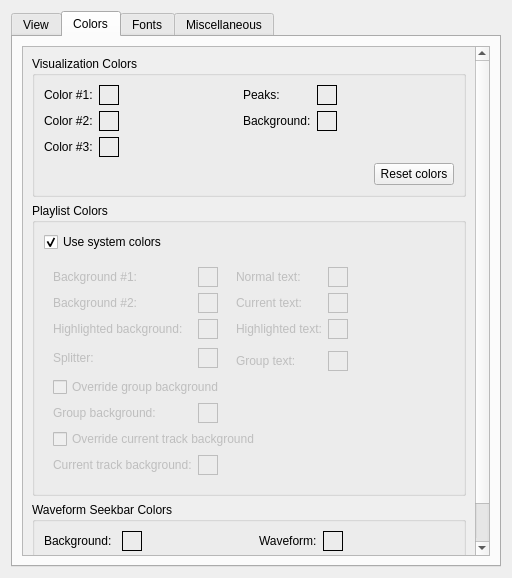
Old version of the form src/plugins/Ui/qsui/forms/qsuisettings.ui in the repository prinsbert/qmmp-dev.
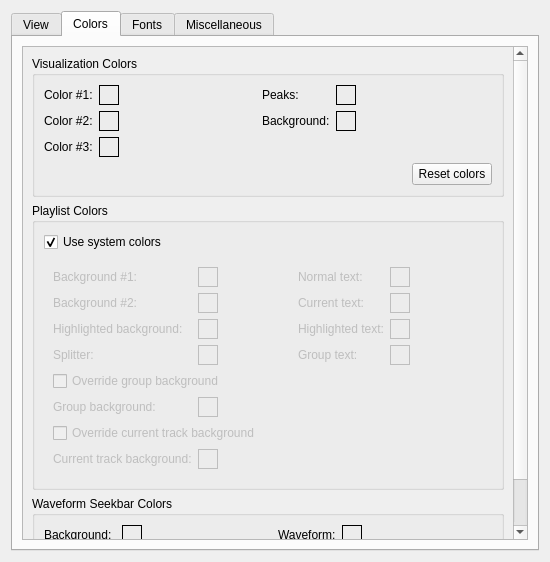
New version of the form. The open tabs and pages were chosen to show the change. Custom widgets are drawn as their Qt base class.

Commit message: qsui: fixed settings form layout

Patch:
```diff
--- a/src/plugins/Ui/qsui/forms/qsuisettings.ui
+++ b/src/plugins/Ui/qsui/forms/qsuisettings.ui
@@ -6,8 +6,8 @@
    <rect>
     <x>0</x>
     <y>0</y>
-    <width>512</width>
-    <height>578</height>
+    <width>550</width>
+    <height>562</height>
    </rect>
   </property>
   <property name="windowTitle">
@@ -194,9 +194,9 @@
           <property name="geometry">
            <rect>
             <x>0</x>
-            <y>0</y>
-            <width>454</width>
-            <height>535</height>
+            <y>-17</y>
+            <width>488</width>
+            <height>555</height>
            </rect>
           </property>
           <layout class="QVBoxLayout" name="verticalLayout_9">
@@ -460,177 +460,13 @@
                  <bool>false</bool>
                 </property>
                 <layout class="QGridLayout" name="gridLayout_2">
-                 <item row="4" column="6">
-                  <widget class="ColorWidget" name="plGrTextColor">
-                   <property name="sizePolicy">
-                    <sizepolicy hsizetype="Fixed" vsizetype="Fixed">
-                     <horstretch>0</horstretch>
-                     <verstretch>0</verstretch>
-                    </sizepolicy>
-                   </property>
-                   <property name="minimumSize">
-                    <size>
-                     <width>20</width>
-                     <height>20</height>
-                    </size>
-                   </property>
-                   <property name="frameShape">
-                    <enum>QFrame::Box</enum>
-                   </property>
-                   <property name="frameShadow">
-                    <enum>QFrame::Plain</enum>
-                   </property>
-                  </widget>
-                 </item>
-                 <item row="2" column="1">
-                  <widget class="ColorWidget" name="plHlColor">
-                   <property name="sizePolicy">
-                    <sizepolicy hsizetype="Fixed" vsizetype="Fixed">
-                     <horstretch>0</horstretch>
-                     <verstretch>0</verstretch>
-                    </sizepolicy>
-                   </property>
-                   <property name="minimumSize">
-                    <size>
-                     <width>20</width>
-                     <height>20</height>
-                    </size>
-                   </property>
-                   <property name="maximumSize">
-                    <size>
-                     <width>20</width>
-                     <height>20</height>
-                    </size>
-                   </property>
-                   <property name="frameShape">
-                    <enum>QFrame::Box</enum>
-                   </property>
-                  </widget>
-                 </item>
-                 <item row="8" column="1">
-                  <widget class="ColorWidget" name="plCurrentTrackBgColor">
-                   <property name="enabled">
-                    <bool>false</bool>
-                   </property>
-                   <property name="sizePolicy">
-                    <sizepolicy hsizetype="Fixed" vsizetype="Fixed">
-                     <horstretch>0</horstretch>
-                     <verstretch>0</verstretch>
-                    </sizepolicy>
-                   </property>
-                   <property name="minimumSize">
-                    <size>
-                     <width>20</width>
-                     <height>20</height>
-                    </size>
-                   </property>
-                   <property name="frameShape">
-                    <enum>QFrame::Box</enum>
-                   </property>
-                   <property name="frameShadow">
-                    <enum>QFrame::Plain</enum>
-                   </property>
-                  </widget>
-                 </item>
-                 <item row="2" column="6">
-                  <widget class="ColorWidget" name="plTextHlCurrentColor">
-                   <property name="sizePolicy">
-                    <sizepolicy hsizetype="Fixed" vsizetype="Fixed">
-                     <horstretch>0</horstretch>
-                     <verstretch>0</verstretch>
-                    </sizepolicy>
-                   </property>
-                   <property name="minimumSize">
-                    <size>
-                     <width>20</width>
-                     <height>20</height>
-                    </size>
-                   </property>
-                   <property name="maximumSize">
-                    <size>
-                     <width>20</width>
-                     <height>20</height>
-                    </size>
-                   </property>
-                   <property name="frameShape">
-                    <enum>QFrame::Box</enum>
-                   </property>
-                   <property name="frameShadow">
-                    <enum>QFrame::Plain</enum>
-                   </property>
-                  </widget>
-                 </item>
-                 <item row="1" column="6">
-                  <widget class="ColorWidget" name="plTextCurrentColor">
-                   <property name="sizePolicy">
-                    <sizepolicy hsizetype="Fixed" vsizetype="Fixed">
-                     <horstretch>0</horstretch>
-                     <verstretch>0</verstretch>
-                    </sizepolicy>
-                   </property>
-                   <property name="minimumSize">
-                    <size>
-                     <width>20</width>
-                     <height>20</height>
-                    </size>
-                   </property>
-                   <property name="maximumSize">
-                    <size>
-                     <width>20</width>
-                     <height>20</height>
-                    </size>
-                   </property>
-                   <property name="frameShape">
-                    <enum>QFrame::Box</enum>
-                   </property>
-                  </widget>
-                 </item>
-                 <item row="0" column="2" rowspan="5" colspan="2">
-                  <spacer name="horizontalSpacer_5">
-                   <property name="orientation">
-                    <enum>Qt::Horizontal</enum>
-                   </property>
-                   <property name="sizeHint" stdset="0">
-                    <size>
-                     <width>40</width>
-                     <height>43</height>
-                    </size>
-                   </property>
-                  </spacer>
-                 </item>
-                 <item row="0" column="7" rowspan="5">
-                  <spacer name="horizontalSpacer_6">
-                   <property name="orientation">
-                    <enum>Qt::Horizontal</enum>
-                   </property>
-                   <property name="sizeHint" stdset="0">
-                    <size>
-                     <width>66</width>
-                     <height>68</height>
-                    </size>
-                   </property>
-                  </spacer>
-                 </item>
-                 <item row="1" column="0">
-                  <widget class="QLabel" name="label_8">
+                 <item row="0" column="0">
+                  <widget class="QLabel" name="label_7">
                    <property name="text">
-                    <string>Background #2:</string>
+                    <string>Background #1:</string>
                    </property>
                   </widget>
                  </item>
-                 <item row="8" column="4" colspan="4">
-                  <spacer name="horizontalSpacer_10">
-                   <property name="orientation">
-                    <enum>Qt::Horizontal</enum>
-                   </property>
-                   <property name="sizeHint" stdset="0">
-                    <size>
-                     <width>189</width>
-                     <height>20</height>
-                    </size>
-                   </property>
-                  </spacer>
-                 </item>
                  <item row="0" column="1">
                   <widget class="ColorWidget" name="plBg1Color">
                    <property name="sizePolicy">
@@ -656,22 +492,15 @@
                    </property>
                   </widget>
                  </item>
-                 <item row="2" column="0">
-                  <widget class="QLabel" name="label_9">
-                   <property name="text">
-                    <string>Highlighted background:</string>
-                   </property>
-                  </widget>
-                 </item>
-                 <item row="0" column="4" colspan="2">
+                 <item row="0" column="3">
                   <widget class="QLabel" name="label_10">
                    <property name="text">
                     <string>Normal text:</string>
                    </property>
                   </widget>
                  </item>
-                 <item row="3" column="1" rowspan="2">
-                  <widget class="ColorWidget" name="plSplitterColor">
+                 <item row="0" column="4">
+                  <widget class="ColorWidget" name="plTextNormalColor">
                    <property name="sizePolicy">
                     <sizepolicy hsizetype="Fixed" vsizetype="Fixed">
                      <horstretch>0</horstretch>
@@ -690,42 +519,248 @@
                      <height>20</height>
                     </size>
                    </property>
-                   <property name="baseSize">
-                    <size>
-                     <width>20</width>
-                     <height>20</height>
-                    </size>
-                   </property>
                    <property name="frameShape">
                     <enum>QFrame::Box</enum>
                    </property>
-                   <property name="frameShadow">
-                    <enum>QFrame::Plain</enum>
-                   </property>
                   </widget>
                  </item>
-                 <item row="3" column="0" rowspan="2">
-                  <widget class="QLabel" name="label_19">
+                 <item row="1" column="0">
+                  <widget class="QLabel" name="label_8">
                    <property name="text">
-                    <string>Splitter:</string>
+                    <string>Background #2:</string>
                    </property>
                   </widget>
                  </item>
-                 <item row="1" column="4" colspan="2">
+                 <item row="1" column="1">
+                  <widget class="ColorWidget" name="plBg2Color">
+                   <property name="sizePolicy">
+                    <sizepolicy hsizetype="Fixed" vsizetype="Fixed">
+                     <horstretch>0</horstretch>
+                     <verstretch>0</verstretch>
+                    </sizepolicy>
+                   </property>
+                   <property name="minimumSize">
+                    <size>
+                     <width>20</width>
+                     <height>20</height>
+                    </size>
+                   </property>
+                   <property name="maximumSize">
+                    <size>
+                     <width>20</width>
+                     <height>20</height>
+                    </size>
+                   </property>
+                   <property name="frameShape">
+                    <enum>QFrame::Box</enum>
+                   </property>
+                  </widget>
+                 </item>
+                 <item row="1" column="3">
                   <widget class="QLabel" name="label_11">
                    <property name="text">
                     <string>Current text:</string>
                    </property>
                   </widget>
                  </item>
-                 <item row="2" column="4" colspan="2">
+                 <item row="1" column="4">
+                  <widget class="ColorWidget" name="plTextCurrentColor">
+                   <property name="sizePolicy">
+                    <sizepolicy hsizetype="Fixed" vsizetype="Fixed">
+                     <horstretch>0</horstretch>
+                     <verstretch>0</verstretch>
+                    </sizepolicy>
+                   </property>
+                   <property name="minimumSize">
+                    <size>
+                     <width>20</width>
+                     <height>20</height>
+                    </size>
+                   </property>
+                   <property name="maximumSize">
+                    <size>
+                     <width>20</width>
+                     <height>20</height>
+                    </size>
+                   </property>
+                   <property name="frameShape">
+                    <enum>QFrame::Box</enum>
+                   </property>
+                  </widget>
+                 </item>
+                 <item row="2" column="0">
+                  <widget class="QLabel" name="label_9">
+                   <property name="text">
+                    <string>Highlighted background:</string>
+                   </property>
+                  </widget>
+                 </item>
+                 <item row="2" column="1">
+                  <widget class="ColorWidget" name="plHlColor">
+                   <property name="sizePolicy">
+                    <sizepolicy hsizetype="Fixed" vsizetype="Fixed">
+                     <horstretch>0</horstretch>
+                     <verstretch>0</verstretch>
+                    </sizepolicy>
+                   </property>
+                   <property name="minimumSize">
+                    <size>
+                     <width>20</width>
+                     <height>20</height>
+                    </size>
+                   </property>
+                   <property name="maximumSize">
+                    <size>
+                     <width>20</width>
+                     <height>20</height>
+                    </size>
+                   </property>
+                   <property name="frameShape">
+                    <enum>QFrame::Box</enum>
+                   </property>
+                  </widget>
+                 </item>
+                 <item row="2" column="3">
                   <widget class="QLabel" name="label_12">
                    <property name="text">
                     <string>Highlighted text:</string>
                    </property>
                   </widget>
                  </item>
-                 <item row="8" column="0">
+                 <item row="2" column="4">
+                  <widget class="ColorWidget" name="plTextHlCurrentColor">
+                   <property name="sizePolicy">
+                    <sizepolicy hsizetype="Fixed" vsizetype="Fixed">
+                     <horstretch>0</horstretch>
+                     <verstretch>0</verstretch>
+                    </sizepolicy>
+                   </property>
+                   <property name="minimumSize">
+                    <size>
+                     <width>20</width>
+                     <height>20</height>
+                    </size>
+                   </property>
+                   <property name="maximumSize">
+                    <size>
+                     <width>20</width>
+                     <height>20</height>
+                    </size>
+                   </property>
+                   <property name="frameShape">
+                    <enum>QFrame::Box</enum>
+                   </property>
+                   <property name="frameShadow">
+                    <enum>QFrame::Plain</enum>
+                   </property>
+                  </widget>
+                 </item>
+                 <item row="3" column="0">
+                  <widget class="QLabel" name="label_19">
+                   <property name="text">
+                    <string>Splitter:</string>
+                   </property>
+                  </widget>
+                 </item>
+                 <item row="3" column="1">
+                  <widget class="ColorWidget" name="plSplitterColor">
+                   <property name="sizePolicy">
+                    <sizepolicy hsizetype="Fixed" vsizetype="Fixed">
+                     <horstretch>0</horstretch>
+                     <verstretch>0</verstretch>
+                    </sizepolicy>
+                   </property>
+                   <property name="minimumSize">
+                    <size>
+                     <width>20</width>
+                     <height>20</height>
+                    </size>
+                   </property>
+                   <property name="maximumSize">
+                    <size>
+                     <width>20</width>
+                     <height>20</height>
+                    </size>
+                   </property>
+                   <property name="baseSize">
+                    <size>
+                     <width>20</width>
+                     <height>20</height>
+                    </size>
+                   </property>
+                   <property name="frameShape">
+                    <enum>QFrame::Box</enum>
+                   </property>
+                   <property name="frameShadow">
+                    <enum>QFrame::Plain</enum>
+                   </property>
+                  </widget>
+                 </item>
+                 <item row="3" column="3">
+                  <widget class="QLabel" name="label_15">
+                   <property name="text">
+                    <string>Group text:</string>
+                   </property>
+                  </widget>
+                 </item>
+                 <item row="3" column="4">
+                  <widget class="ColorWidget" name="plGrTextColor">
+                   <property name="sizePolicy">
+                    <sizepolicy hsizetype="Fixed" vsizetype="Fixed">
+                     <horstretch>0</horstretch>
+                     <verstretch>0</verstretch>
+                    </sizepolicy>
+                   </property>
+                   <property name="minimumSize">
+                    <size>
+                     <width>20</width>
+                     <height>20</height>
+                    </size>
+                   </property>
+                   <property name="frameShape">
+                    <enum>QFrame::Box</enum>
+                   </property>
+                   <property name="frameShadow">
+                    <enum>QFrame::Plain</enum>
+                   </property>
+                  </widget>
+                 </item>
+                 <item row="5" column="0">
+                  <widget class="QLabel" name="label_14">
+                   <property name="enabled">
+                    <bool>false</bool>
+                   </property>
+                   <property name="text">
+                    <string>Group background:</string>
+                   </property>
+                  </widget>
+                 </item>
+                 <item row="5" column="1">
+                  <widget class="ColorWidget" name="plGrBgColor">
+                   <property name="enabled">
+                    <bool>false</bool>
+                   </property>
+                   <property name="sizePolicy">
+                    <sizepolicy hsizetype="Fixed" vsizetype="Fixed">
+                     <horstretch>0</horstretch>
+                     <verstretch>0</verstretch>
+                    </sizepolicy>
+                   </property>
+                   <property name="minimumSize">
+                    <size>
+                     <width>20</width>
+                     <height>20</height>
+                    </size>
+                   </property>
+                   <property name="frameShape">
+                    <enum>QFrame::Box</enum>
+                   </property>
+                   <property name="frameShadow">
+                    <enum>QFrame::Plain</enum>
+                   </property>
+                  </widget>
+                 </item>
+                 <item row="7" column="0">
                   <widget class="QLabel" name="label_20">
                    <property name="enabled">
                     <bool>false</bool>
@@ -735,8 +770,11 @@
                    </property>
                   </widget>
                  </item>
-                 <item row="0" column="6">
-                  <widget class="ColorWidget" name="plTextNormalColor">
+                 <item row="7" column="1">
+                  <widget class="ColorWidget" name="plCurrentTrackBgColor">
+                   <property name="enabled">
+                    <bool>false</bool>
+                   </property>
                    <property name="sizePolicy">
                     <sizepolicy hsizetype="Fixed" vsizetype="Fixed">
                      <horstretch>0</horstretch>
@@ -749,50 +787,35 @@
                      <height>20</height>
                     </size>
                    </property>
-                   <property name="maximumSize">
-                    <size>
-                     <width>20</width>
-                     <height>20</height>
-                    </size>
-                   </property>
                    <property name="frameShape">
                     <enum>QFrame::Box</enum>
                    </property>
+                   <property name="frameShadow">
+                    <enum>QFrame::Plain</enum>
+                   </property>
                   </widget>
                  </item>
-                 <item row="7" column="0" colspan="5">
+                 <item row="0" column="2" rowspan="4">
+                  <spacer name="horizontalSpacer_5">
+                   <property name="orientation">
+                    <enum>Qt::Horizontal</enum>
+                   </property>
+                   <property name="sizeHint" stdset="0">
+                    <size>
+                     <width>40</width>
+                     <height>43</height>
+                    </size>
+                   </property>
+                  </spacer>
+                 </item>
+                 <item row="6" column="0" colspan="6">
                   <widget class="QCheckBox" name="plOverrideCurrentBgCheckBox">
                    <property name="text">
                     <string>Override current track background</string>
                    </property>
                   </widget>
                  </item>
-                 <item row="6" column="1">
-                  <widget class="ColorWidget" name="plGrBgColor">
-                   <property name="enabled">
-                    <bool>false</bool>
-                   </property>
-                   <property name="sizePolicy">
-                    <sizepolicy hsizetype="Fixed" vsizetype="Fixed">
-                     <horstretch>0</horstretch>
-                     <verstretch>0</verstretch>
-                    </sizepolicy>
-                   </property>
-                   <property name="minimumSize">
-                    <size>
-                     <width>20</width>
-                     <height>20</height>
-                    </size>
-                   </property>
-                   <property name="frameShape">
-                    <enum>QFrame::Box</enum>
-                   </property>
-                   <property name="frameShadow">
-                    <enum>QFrame::Plain</enum>
-                   </property>
-                  </widget>
-                 </item>
-                 <item row="6" column="4" colspan="4">
+                 <item row="5" column="2" colspan="4">
                   <spacer name="horizontalSpacer_9">
                    <property name="orientation">
                     <enum>Qt::Horizontal</enum>
@@ -805,62 +828,39 @@
                    </property>
                   </spacer>
                  </item>
-                 <item row="6" column="0">
-                  <widget class="QLabel" name="label_14">
-                   <property name="enabled">
-                    <bool>false</bool>
+                 <item row="7" column="2" colspan="4">
+                  <spacer name="horizontalSpacer_10">
+                   <property name="orientation">
+                    <enum>Qt::Horizontal</enum>
                    </property>
-                   <property name="text">
-                    <string>Group background:</string>
+                   <property name="sizeHint" stdset="0">
+                    <size>
+                     <width>189</width>
+                     <height>20</height>
+                    </size>
                    </property>
-                  </widget>
+                  </spacer>
                  </item>
-                 <item row="5" column="0" colspan="8">
+                 <item row="0" column="5" rowspan="4">
+                  <spacer name="horizontalSpacer_6">
+                   <property name="orientation">
+                    <enum>Qt::Horizontal</enum>
+                   </property>
+                   <property name="sizeHint" stdset="0">
+                    <size>
+                     <width>66</width>
+                     <height>68</height>
+                    </size>
+                   </property>
+                  </spacer>
+                 </item>
+                 <item row="4" column="0" colspan="6">
                   <widget class="QCheckBox" name="plOverrideGroupBgCheckBox">
                    <property name="text">
                     <string>Override group background</string>
                    </property>
                   </widget>
                  </item>
-                 <item row="4" column="4" colspan="2">
-                  <widget class="QLabel" name="label_15">
-                   <property name="text">
-                    <string>Group text:</string>
-                   </property>
-                  </widget>
-                 </item>
-                 <item row="1" column="1">
-                  <widget class="ColorWidget" name="plBg2Color">
-                   <property name="sizePolicy">
-                    <sizepolicy hsizetype="Fixed" vsizetype="Fixed">
-                     <horstretch>0</horstretch>
-                     <verstretch>0</verstretch>
-                    </sizepolicy>
-                   </property>
-                   <property name="minimumSize">
-                    <size>
-                     <width>20</width>
-                     <height>20</height>
-                    </size>
-                   </property>
-                   <property name="maximumSize">
-                    <size>
-                     <width>20</width>
-                     <height>20</height>
-                    </size>
-                   </property>
-                   <property name="frameShape">
-                    <enum>QFrame::Box</enum>
-                   </property>
-                  </widget>
-                 </item>
-                 <item row="0" column="0">
-                  <widget class="QLabel" name="label_7">
-                   <property name="text">
-                    <string>Background #1:</string>
-                   </property>
-                  </widget>
-                 </item>
                 </layout>
                </widget>
               </item>
```
